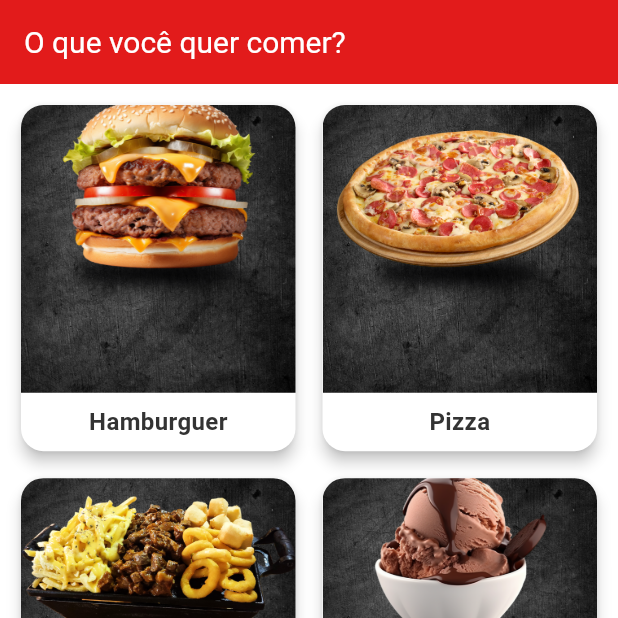
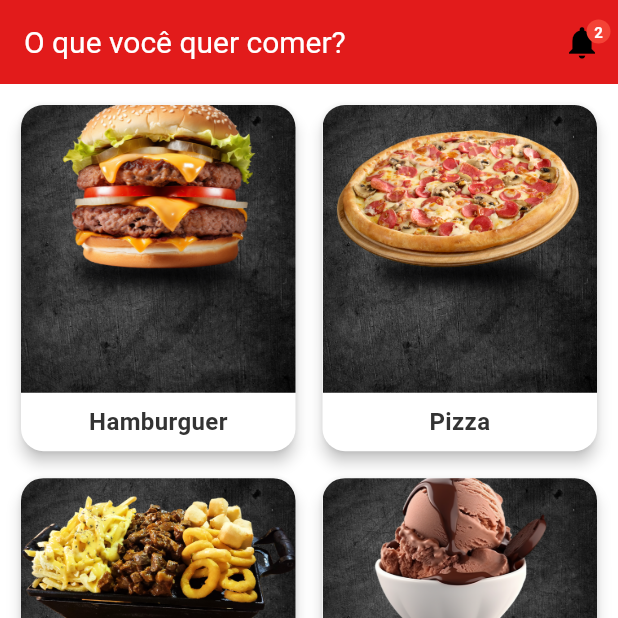
Before and after one commit to MatheusSilveira0402/auto_atendimento, a Flutter app: the screen it shows after launch, on a phone screen of 412 x 824 dp, the top half of it. Run offline on Flutter 3.47's test engine with Material 3 defaults, Android fonts, the phone set to English and light mode, and no system bars.

Commit message:
I implemented the notifications page, started using Provider in the application to manage routes and state, created a dynamic custom AppBar, and reviewed the code.

```diff
--- a/lib/main.dart
+++ b/lib/main.dart
@@ -1,32 +1,47 @@
+import 'package:auto_atendimento/providers/notifications_provider.dart';
+import 'package:auto_atendimento/providers/route_providers.dart';
+import 'package:auto_atendimento/screens/notifications_screen.dart';
 import 'package:auto_atendimento/theme/theme.dart';
 import 'package:flutter/material.dart';
 import 'screens/home_screen.dart';
 import 'screens/cart_screen.dart';
 import 'screens/profile_screen.dart';
+import 'package:provider/provider.dart';
 
 void main() {
-  runApp(AutoAtendimentoApp());
+  runApp(
+    MultiProvider(
+      providers: [
+        ChangeNotifierProvider(create: (_) => NotificationProvider()),
+        ChangeNotifierProvider(create: (_) => RouteProvider()),
+      ],
+      child: AutoAtendimentoApp(),
+    ),
+  );
 }
 
-class AutoAtendimentoApp  extends StatelessWidget {
+class AutoAtendimentoApp extends StatelessWidget {
   const AutoAtendimentoApp({super.key});
 
   @override
   Widget build(BuildContext context) {
     return MaterialApp(
-       debugShowCheckedModeBanner: false,
+      debugShowCheckedModeBanner: false,
       title: 'Auto Atendimento',
-      theme: AppTheme.lightTheme, // Modo claro
-      darkTheme: AppTheme.darkTheme, // Modo escuro
+      theme: AppTheme.lightTheme,
+      darkTheme: AppTheme.darkTheme,
       themeMode: ThemeMode.system,
       home: _MainScreen(),
+      initialRoute: '/',
+      routes: {
+        '/notifications': (context) => NotificationsScreen(),
+      },
+
     );
   }
 }
 
 class _MainScreen extends StatefulWidget {
-
-
   @override
   _MainScreenState createState() => _MainScreenState();
 }
@@ -34,11 +49,7 @@ class _MainScreen extends StatefulWidget {
 class _MainScreenState extends State<_MainScreen> {
   int _selectedIndex = 0;
 
-  final List<Widget> _screens = [
-    HomeScreen(),
-    CartScreen(),
-    ProfileScreen(),
-  ];
+  final List<Widget> _screens = [HomeScreen(), CartScreen(), ProfileScreen()];
 
   void _onItemTapped(int index) {
     setState(() {
--- /dev/null
+++ b/lib/providers/notifications_provider.dart
@@ -0,0 +1,22 @@
+import 'package:flutter/material.dart';
+
+class NotificationProvider extends ChangeNotifier {
+  final List<Map<String, String>> _notifications = [
+    {"title": "Pedido confirmado", "message": "Seu pedido foi aceito pelo restaurante."},
+    {"title": "Pedido a caminho", "message": "Seu pedido está sendo entregue."},
+  ];
+
+  List<Map<String, String>> get notifications => _notifications;
+
+  int get notificationCount => _notifications.length;
+
+  void addNotification(String title, String message) {
+    _notifications.insert(0, {"title": title, "message": message});
+    notifyListeners(); // Atualiza o estado do app
+  }
+
+  void clearNotifications() {
+    _notifications.clear();
+    notifyListeners();
+  }
+}
--- a/lib/screens/cart_screen.dart
+++ b/lib/screens/cart_screen.dart
@@ -1,6 +1,8 @@
 import 'package:flutter/material.dart';
 
 class CartScreen extends StatelessWidget {
+  const CartScreen({super.key});
+
   @override
   Widget build(BuildContext context) {
     return Scaffold(
--- a/lib/screens/home_screen.dart
+++ b/lib/screens/home_screen.dart
@@ -1,3 +1,5 @@
+import 'package:auto_atendimento/widgets/custom_appbar.dart';
+import 'package:auto_atendimento/widgets/notifications_icon.dart';
 import 'package:flutter/material.dart';
 
 class HomeScreen extends StatelessWidget {
@@ -13,7 +15,10 @@ class HomeScreen extends StatelessWidget {
   @override
   Widget build(BuildContext context) {
     return Scaffold(
-      appBar: AppBar(title: Text("O que você quer comer?", style: TextStyle(color: Colors.white))),
+      appBar: CustomAppBar(
+        title: "O que você quer comer?",
+        actions: [NotificationIcon()],
+      ),
       body: Padding(
         padding: EdgeInsets.all(10),
         child: GridView.builder(
@@ -27,7 +32,7 @@ class HomeScreen extends StatelessWidget {
           itemBuilder: (context, index) {
             return GestureDetector(
               onTap: () {
-                Navigator.pushNamed(context, '/detalhe', arguments: produtos[index]);
+                //Navigator.pushNamed(context, '/detail', arguments: produtos[index]);
               },
               child: Card(
                 elevation: 4,
@@ -37,12 +42,19 @@ class HomeScreen extends StatelessWidget {
                     Expanded(
                       child: ClipRRect(
                         borderRadius: BorderRadius.vertical(top: Radius.circular(15)),
-                        child: Image.asset(produtos[index]["imagem"]!, fit: BoxFit.cover, width: double.infinity),
+                        child: Image.asset(
+                          produtos[index]["imagem"]!,
+                          fit: BoxFit.cover,
+                          width: double.infinity,
+                        ),
                       ),
                     ),
                     Padding(
                       padding: EdgeInsets.all(8),
-                      child: Text(produtos[index]["nome"]!, style: TextStyle(fontSize: 16, fontWeight: FontWeight.bold)),
+                      child: Text(
+                        produtos[index]["nome"]!,
+                        style: TextStyle(fontSize: 16, fontWeight: FontWeight.bold),
+                      ),
                     ),
                   ],
                 ),
--- /dev/null
+++ b/lib/widgets/custom_appbar.dart
@@ -0,0 +1,26 @@
+import 'package:flutter/material.dart';
+
+class CustomAppBar extends StatelessWidget implements PreferredSizeWidget {
+  final String title;
+  final List<Widget>? actions;
+
+  const CustomAppBar({super.key, required this.title, this.actions});
+
+  @override
+  Widget build(BuildContext context) {
+    final theme = Theme.of(context);
+
+    return AppBar(
+      title: Text(
+        title,
+        style: theme.appBarTheme.titleTextStyle,
+      ),
+      backgroundColor: theme.appBarTheme.backgroundColor,
+      elevation: theme.appBarTheme.elevation ?? 0,
+      actions: actions,
+    );
+  }
+
+  @override
+  Size get preferredSize => Size.fromHeight(kToolbarHeight);
+}
--- /dev/null
+++ b/lib/widgets/notifications_icon.dart
@@ -0,0 +1,43 @@
+import 'package:auto_atendimento/providers/notifications_provider.dart';
+import 'package:auto_atendimento/providers/route_providers.dart';
+import 'package:flutter/material.dart';
+import 'package:provider/provider.dart';
+
+class NotificationIcon extends StatelessWidget {
+  const NotificationIcon({super.key});
+
+  @override
+  Widget build(BuildContext context) {
+    final notificationCount = context.watch<NotificationProvider>().notificationCount;
+
+    return Stack(
+      children: [
+        IconButton(
+          icon: Icon(
+            Icons.notifications,
+            size: 26,
+          ),
+          onPressed: () {
+            context.read<RouteProvider>().changeRoute('/notifications', context);
+          },
+        ),
+        if (notificationCount > 0)
+          Positioned(
+            right: 5,
+            top: 5,
+            child: Container(
+              padding: EdgeInsets.all(5),
+              decoration: BoxDecoration(
+                color: Colors.red,
+                shape: BoxShape.circle,
+              ),
+              child: Text(
+                "$notificationCount",
+                style: TextStyle(color: Colors.white, fontSize: 10, fontWeight: FontWeight.bold),
+              ),
+            ),
+          ),
+      ],
+    );
+  }
+}
--- a/pubspec.yaml
+++ b/pubspec.yaml
@@ -13,6 +13,7 @@ environment:
 dependencies:
   flutter:
     sdk: flutter
+  provider: ^6.1.2
 
   cupertino_icons: ^1.0.8
 
```
Also changed, not shown: lib/providers/route_providers.dart (added, +27 -0 lines), lib/screens/notifications_screen.dart (added, +47 -0 lines).
